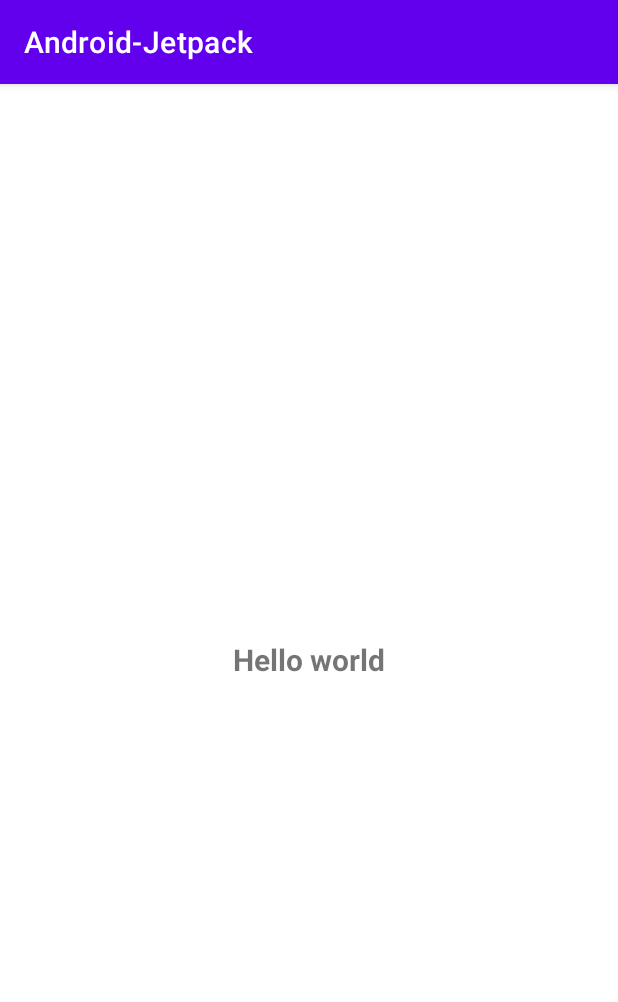
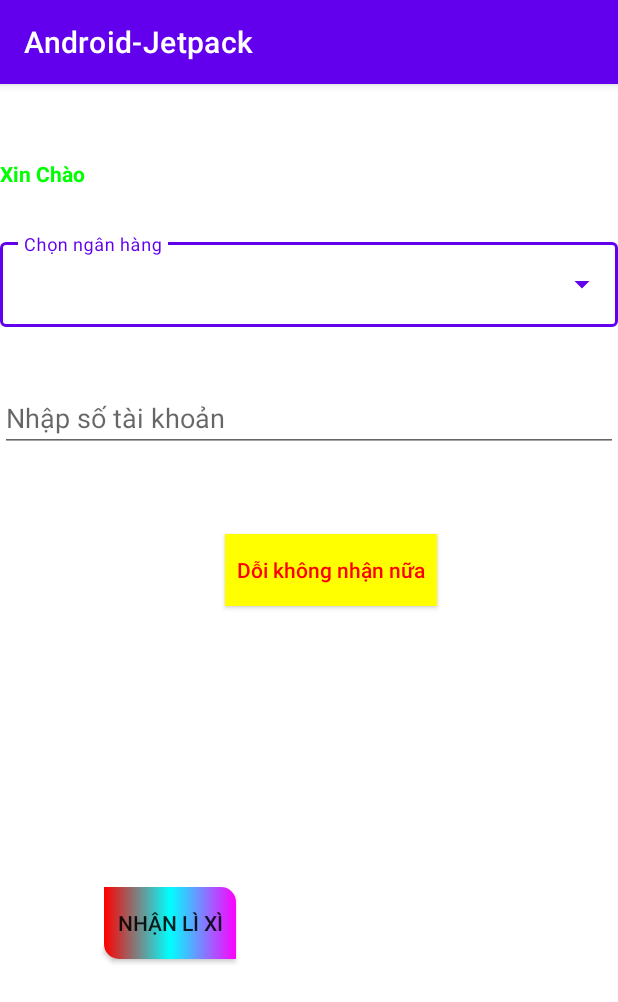
Before and after one commit to ThaoDan2801/AndroidJetpack, an Android app: the screen it shows after launch (MainActivity before the commit, TestAnimationActivity after it), on a phone screen of 412 x 824 dp. Shown: the top 1002 px of the screen. Run offline under Robolectric (Android 15) with nearby library versions, the phone set to English and light mode, and no system bars; our stand-ins replace Dagger/Hilt's generated code.

Commit message:
nhan li xi

```diff
--- /dev/null
+++ b/app/src/main/java/com/glucozo/android_jetpack/view/DialogInputName.kt
@@ -0,0 +1,58 @@
+package com.glucozo.android_jetpack.view
+
+import android.app.Dialog
+import android.content.Context
+import android.graphics.Color
+import android.graphics.drawable.ColorDrawable
+import android.view.LayoutInflater
+import android.view.ViewGroup
+import android.view.Window
+import com.glucozo.android_jetpack.R
+import com.glucozo.android_jetpack.databinding.DialogInputNameBinding
+
+class DialogInputName {
+    private lateinit var binding: DialogInputNameBinding
+    private lateinit var dialog: Dialog
+    private lateinit var dialogResult: DialogResult
+
+    fun onCreate(
+        context: Context
+    ) {
+        binding = DialogInputNameBinding.inflate(LayoutInflater.from(context))
+        dialog = Dialog(context)
+        setupView(context)
+        setAction()
+        configDialog()
+        dialog.show()
+    }
+
+    private fun setupView(context: Context) {
+        binding.edtInputName.hint = context.getString(R.string.hind_edit_input_name)
+        binding.btnAccept.text = context.getString(R.string.next_to)
+    }
+
+    private fun setAction() {
+        binding.btnAccept.setOnClickListener {
+            dialogResult.finish(binding.edtInputName.text.toString())
+            dialog.dismiss()
+        }
+    }
+    private fun configDialog() {
+        dialog.requestWindowFeature(Window.FEATURE_NO_TITLE)
+        dialog.window?.setBackgroundDrawable(ColorDrawable(Color.TRANSPARENT))
+        dialog.setContentView(binding.root)
+        dialog.setCanceledOnTouchOutside(true)
+        dialog.window?.setLayout(
+            ViewGroup.LayoutParams.MATCH_PARENT,
+            ViewGroup.LayoutParams.MATCH_PARENT
+        )
+    }
+
+    fun setDialogResult(result: DialogResult) {
+        this.dialogResult = result
+    }
+
+    interface DialogResult {
+        fun finish(name: String)
+    }
+}
--- /dev/null
+++ b/app/src/main/java/com/glucozo/android_jetpack/view/TestAnimationActivity.kt
@@ -0,0 +1,143 @@
+package com.glucozo.android_jetpack.view
+
+import android.animation.AnimatorSet
+import android.animation.ArgbEvaluator
+import android.animation.ObjectAnimator
+import android.animation.ValueAnimator
+import android.graphics.Color
+import android.media.MediaPlayer
+import android.os.Build
+import android.os.Bundle
+import android.text.InputType
+import android.view.animation.LinearInterpolator
+import android.widget.AbsoluteLayout
+import android.widget.ArrayAdapter
+import androidx.annotation.RequiresApi
+import androidx.appcompat.app.AppCompatActivity
+import androidx.core.view.doOnLayout
+import com.glucozo.android_jetpack.R
+import com.glucozo.android_jetpack.databinding.ActivityTestAnimationBinding
+import java.util.Random
+
+
+class TestAnimationActivity : AppCompatActivity() {
+    private lateinit var binding: ActivityTestAnimationBinding
+    private lateinit var mediaPlayer: MediaPlayer
+    var nameUse : String = ""
+
+    @RequiresApi(Build.VERSION_CODES.P)
+    override fun onCreate(savedInstanceState: Bundle?) {
+        super.onCreate(savedInstanceState)
+        binding = ActivityTestAnimationBinding.inflate(layoutInflater)
+        setupView()
+        action()
+        setMenu()
+        changeColorTextView()
+        binding.edtStk.inputType = InputType.TYPE_CLASS_NUMBER
+        setContentView(binding.root)
+    }
+
+    override fun onResume() {
+        super.onResume()
+        showDialogInputName()
+        anyLocation()
+
+    }
+
+    private fun showDialogInputName() {
+        val dialog = DialogInputName()
+        dialog.onCreate(this)
+        dialog.setDialogResult(object : DialogInputName.DialogResult {
+            override fun finish(name: String) {
+                nameUse = name
+                binding.tvSayHi.text = String.format(
+                    "%s",
+                    "Chào $name đến năm mới rồi. $name có muốn nhận lì xì không "
+                )
+            }
+        })
+    }
+
+    private fun setupView() {
+        binding.btnAni.text = getString(R.string.lucky_money)
+    }
+
+    private fun changeColorTextView() {
+        val a = ObjectAnimator.ofInt(
+            binding.tvSayHi,
+            "textColor",
+            Color.GREEN,
+            Color.RED,
+            Color.BLUE,
+            Color.YELLOW,
+            Color.BLACK,
+            Color.DKGRAY,
+            Color.CYAN,
+            Color.DKGRAY,
+            Color.LTGRAY
+        )
+        a.interpolator = LinearInterpolator()
+        a.duration = 3000
+        a.repeatCount = ValueAnimator.INFINITE
+        a.repeatMode = ValueAnimator.REVERSE
+        a.setEvaluator(ArgbEvaluator())
+        val t = AnimatorSet()
+        t.play(a)
+        t.start()
+    }
+
+    @RequiresApi(Build.VERSION_CODES.P)
+    private fun action() {
+        binding.btnAni.setOnClickListener {
+            onClickMove()
+            playMusic()
+        }
+        binding.noAccept.setOnClickListener {
+            showDialogNoAccept()
+        }
+    }
+
+    @RequiresApi(Build.VERSION_CODES.P)
+    private fun showDialogNoAccept() {
+        val dialog = DialogNoAcceptLuckyMoney()
+        dialog.onCreate(this,nameUse)
+        dialog.setDialogResult(object : DialogNoAcceptLuckyMoney.DialogResult {
+            override fun finish() {
+            }
+        })
+    }
+
+    private fun setMenu() {
+        val feelings = resources.getStringArray(R.array.feelings)
+        val arrayAdapter = ArrayAdapter(this, R.layout.dropdown_item, feelings)
+        binding.autoCompleteTextView.setAdapter(arrayAdapter)
+    }
+
+    private fun playMusic() {
+        if (!this::mediaPlayer.isInitialized) {
+            mediaPlayer = MediaPlayer.create(this, R.raw.lixi)
+        }
+        mediaPlayer.isLooping = true
+        mediaPlayer.start()
+    }
+
+    private fun onClickMove() {
+        anyLocation()
+    }
+   private fun anyLocation(){
+        binding.btnAni.doOnLayout { view ->
+            val heightButton = view.height
+            val widthButton = view.width
+
+            binding.container.doOnLayout {
+                val height = it.height
+                val width = it.width
+
+                val params = binding.btnAni.layoutParams as AbsoluteLayout.LayoutParams
+                params.x = Random().nextInt(width - widthButton)
+                params.y = Random().nextInt(height - heightButton)
+                binding.btnAni.layoutParams = params
+            }
+        }
+    }
+}
--- /dev/null
+++ b/app/src/main/res/drawable/bg_btn_lucky_money.xml
@@ -0,0 +1,10 @@
+<?xml version="1.0" encoding="utf-8"?>
+<shape xmlns:android="http://schemas.android.com/apk/res/android"
+    android:shape="rectangle">
+    <corners android:bottomLeftRadius="10dp"
+        android:topRightRadius="10dp"/>
+    <gradient android:startColor="@color/red"
+        android:centerColor="@color/aqua"
+        android:endColor="@color/fuchsia"/>
+
+</shape>
--- /dev/null
+++ b/app/src/main/res/layout/activity_test_animation.xml
@@ -0,0 +1,62 @@
+<?xml version="1.0" encoding="utf-8"?>
+<AbsoluteLayout xmlns:android="http://schemas.android.com/apk/res/android"
+    xmlns:app="http://schemas.android.com/apk/res-auto"
+    xmlns:tools="http://schemas.android.com/tools"
+    android:id="@+id/container"
+    android:layout_width="fill_parent"
+    android:layout_height="fill_parent"
+    tools:context=".view.TestAnimationActivity">
+
+    <androidx.appcompat.widget.AppCompatButton
+        android:id="@+id/btn_ani"
+        android:layout_width="wrap_content"
+        android:background="@drawable/bg_btn_lucky_money"
+        android:layout_height="wrap_content"
+        android:text="click" />
+    <androidx.appcompat.widget.AppCompatTextView
+        android:id="@+id/tv_say_hi"
+        android:layout_width="wrap_content"
+        android:layout_height="wrap_content"
+        android:textStyle="bold"
+        android:gravity="center"
+        android:layout_y="50dp"
+        android:text="Xin Chào"/>
+
+    <com.google.android.material.textfield.TextInputLayout
+        style="@style/Widget.MaterialComponents.TextInputLayout.OutlinedBox.ExposedDropdownMenu"
+        android:layout_width="match_parent"
+        android:layout_height="wrap_content"
+        android:layout_marginStart="32dp"
+        android:layout_y="100dp"
+        android:hint="@string/feelings">
+
+        <AutoCompleteTextView
+            android:id="@+id/autoCompleteTextView"
+            android:layout_width="match_parent"
+            android:layout_height="match_parent"
+            android:layout_weight="1"
+            android:inputType="none"
+            tools:text="Happy" />
+    </com.google.android.material.textfield.TextInputLayout>
+
+    <androidx.appcompat.widget.AppCompatEditText
+        android:id="@+id/edt_stk"
+        android:layout_width="match_parent"
+        android:hint="Nhập số tài khoản"
+        android:layout_height="wrap_content"
+        android:layout_y="200dp" />
+
+    <androidx.appcompat.widget.AppCompatButton
+        android:id="@+id/no_accept"
+        android:layout_width="wrap_content"
+        android:background="@color/yellow"
+        android:layout_y="300dp"
+        android:textColor="@color/red"
+        android:layout_x="150dp"
+        android:gravity="center"
+        android:textAllCaps="false"
+        android:paddingHorizontal="8dp"
+        android:text="Dỗi không nhận nữa"
+        android:layout_height="wrap_content"/>
+
+</AbsoluteLayout>
--- a/app/src/main/res/values/colors.xml
+++ b/app/src/main/res/values/colors.xml
@@ -5,6 +5,20 @@
     <color name="purple_700">#FF3700B3</color>
     <color name="teal_200">#FF03DAC5</color>
     <color name="teal_700">#FF018786</color>
-    <color name="black">#FF000000</color>
-    <color name="white">#FFFFFFFF</color>
+    <color name="white">#FFFFFF</color>
+    <color name="yellow">#FFFF00</color>
+    <color name="fuchsia">#FF00FF</color>
+    <color name="red">#FF0000</color>
+    <color name="silver">#C0C0C0</color>
+    <color name="gray">#808080</color>
+    <color name="olive">#808000</color>
+    <color name="purple">#800080</color>
+    <color name="maroon">#800000</color>
+    <color name="aqua">#00FFFF</color>
+    <color name="lime">#00FF00</color>
+    <color name="teal">#008080</color>
+    <color name="green">#008000</color>
+    <color name="blue">#0000FF</color>
+    <color name="navy">#000080</color>
+    <color name="black">#000000</color>
 </resources>
--- a/app/src/main/res/values/strings.xml
+++ b/app/src/main/res/values/strings.xml
@@ -1,3 +1,16 @@
 <resources>
     <string name="app_name">Android-Jetpack</string>
+    <string name="feelings">Chọn ngân hàng</string>
+    <string name="lucky_money">Nhận lì xì</string>
+    <string name="hind_edit_input_name">Nhập tên của bạn</string>
+    <string name="next_to">Tiếp tục</string>
+
+    <string-array name="feelings">
+        <item>Sad</item>
+        <item>Dissatisfied</item>
+        <item>Satisfied</item>
+        <item>Happy</item>
+        <item>Excited</item>
+    </string-array>
+
 </resources>
```
Also changed, not shown: app/src/main/AndroidManifest.xml (+16 -15 lines), app/src/main/java/com/glucozo/android_jetpack/view/DialogNoAcceptLuckyMoney.kt (added, +86 -0 lines), app/src/main/res/layout/dialog_input_name.xml (added, +29 -0 lines), app/src/main/res/layout/dialog_not_accept_money.xml (added, +58 -0 lines), app/src/main/res/layout/dropdown_item.xml (added, +10 -0 lines), app/src/main/res/drawable/anh_dong.gif (added), 1 other file.
